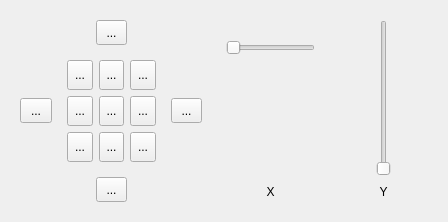
Qt form uidemo08/form/stagecontrolpanel.ui (OuyangJiajun/microscope_software) before a commit.
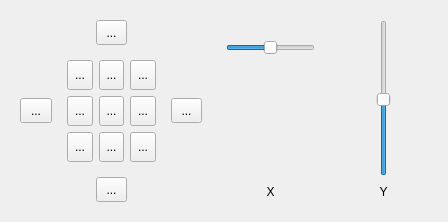
The same form after that commit.

```diff
--- a/uidemo08/form/stagecontrolpanel.ui
+++ b/uidemo08/form/stagecontrolpanel.ui
@@ -431,6 +431,15 @@
       </item>
       <item>
        <widget class="QSlider" name="horizontalSlider">
+        <property name="minimum">
+         <number>-57</number>
+        </property>
+        <property name="maximum">
+         <number>57</number>
+        </property>
+        <property name="value">
+         <number>0</number>
+        </property>
         <property name="orientation">
          <enum>Qt::Horizontal</enum>
         </property>
@@ -498,6 +507,15 @@
      <layout class="QGridLayout" name="gridLayout_3">
       <item row="0" column="2" colspan="2">
        <widget class="QSlider" name="verticalSlider">
+        <property name="minimum">
+         <number>-62</number>
+        </property>
+        <property name="maximum">
+         <number>64</number>
+        </property>
+        <property name="value">
+         <number>0</number>
+        </property>
         <property name="orientation">
          <enum>Qt::Vertical</enum>
         </property>
```
